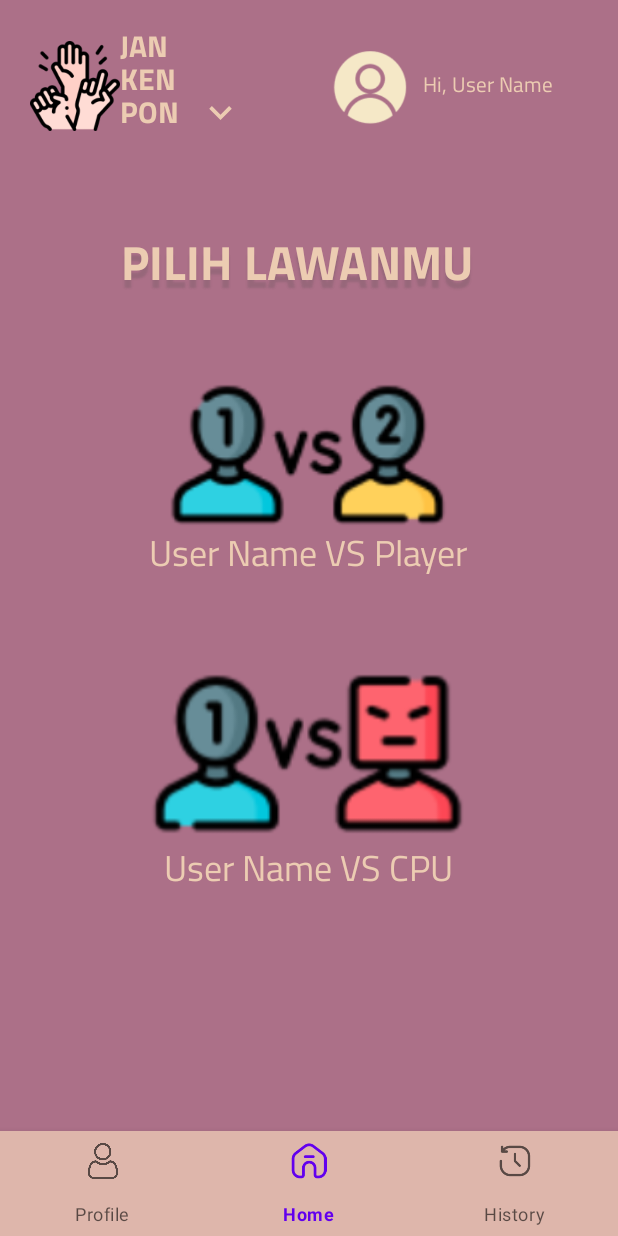
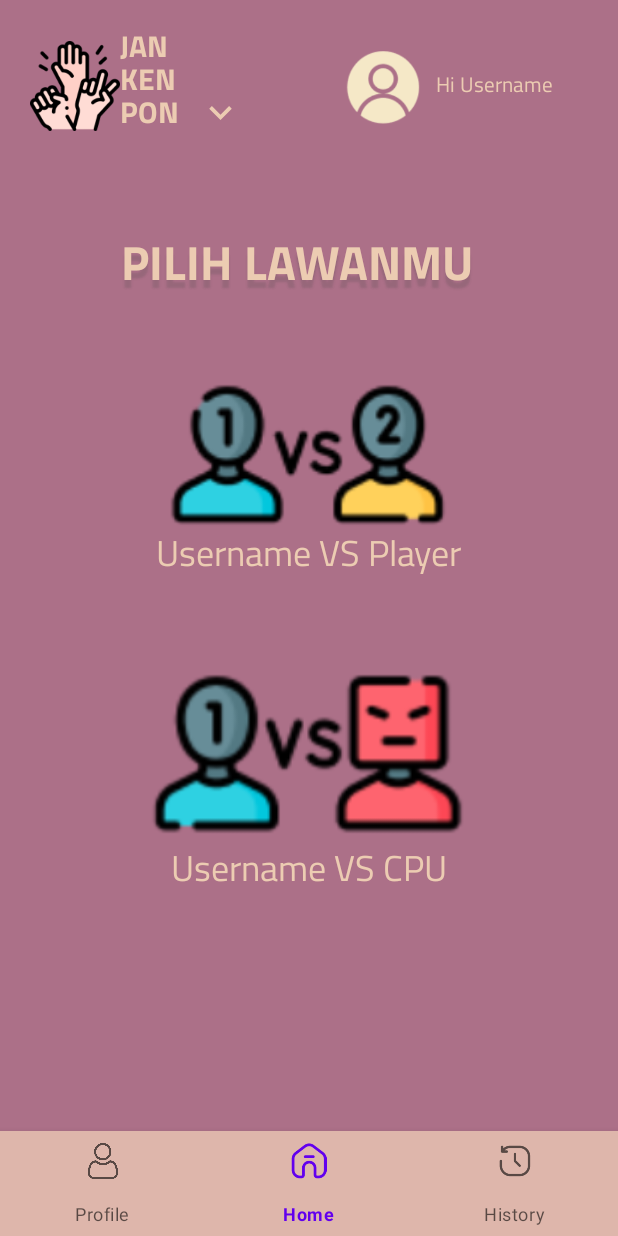
Before and after one commit to SalmanRamadhan/Challenge7, an Android app: the fragment HistoryFragment placed in its activity, item 2 of the bottom bar chosen, on a phone screen of 412 x 824 dp. Run offline under Robolectric (Android 15) with nearby library versions, the phone set to English and light mode, and no system bars; our stand-ins replace Room's generated code; pictures from the network do not load; 4 statements that could not run were skipped.

Commit message:
fixing dan lain-lain

```diff
--- a/app/src/main/java/com/example/challenge7/menu/HistoryFragment.kt
+++ b/app/src/main/java/com/example/challenge7/menu/HistoryFragment.kt
@@ -12,6 +12,7 @@ import androidx.fragment.app.activityViewModels
 import androidx.recyclerview.widget.LinearLayoutManager
 import com.example.challenge7.R
 import com.example.challenge7.databinding.FragmentHistoryBinding
+import com.example.challenge7.helper.SharedPreferences
 import com.example.challenge7.history.adapter.HistoryAdapter
 import com.example.challenge7.history.room.History
 import com.example.challenge7.history.room.HistoryDatabase
@@ -23,12 +24,15 @@ class HistoryFragment : Fragment() {
     private val binding get() = _binding!!
     private val viewModel: HistoryViewModel by activityViewModels()
     private lateinit var database: HistoryDatabase
+    var name = ""
 
 
     override fun onCreate(savedInstanceState: Bundle?) {
         super.onCreate(savedInstanceState)
         database = HistoryDatabase.instance(requireContext())
-        viewModel.getHistories(database.getHistoryDao())
+        val sharedPreferences = SharedPreferences(requireActivity())
+        name = sharedPreferences.getUser()?.username?:"Username"
+        viewModel.getHistories(database.getHistoryDao(),name)
     }
 
     override fun onCreateView(
@@ -89,7 +93,7 @@ class HistoryFragment : Fragment() {
                 binding.tvDelete.setOnClickListener {
                     val checkedItems = historyAdapter.getAllChecked()
                     viewModel.deleteHistories(checkedItems, database.getHistoryDao()) {
-                        viewModel.getHistories(database.getHistoryDao())
+                        viewModel.getHistories(database.getHistoryDao(),name)
                     }
                 }
             }
--- a/app/src/main/java/com/example/challenge7/menu/HistoryViewModel.kt
+++ b/app/src/main/java/com/example/challenge7/menu/HistoryViewModel.kt
@@ -4,6 +4,7 @@ import androidx.lifecycle.LiveData
 import androidx.lifecycle.MutableLiveData
 import androidx.lifecycle.ViewModel
 import androidx.lifecycle.viewModelScope
+import com.example.challenge7.helper.SharedPreferences
 import com.example.challenge7.history.room.History
 import com.example.challenge7.history.room.HistoryDao
 import kotlinx.coroutines.launch
@@ -15,9 +16,9 @@ class HistoryViewModel : ViewModel() {
 
 //    var userName = blablbalba dari sharedpreference
 
-    fun getHistories(historyDao: HistoryDao) {
+    fun getHistories(historyDao: HistoryDao,userName: String) {
         viewModelScope.launch {
-            _histories.postValue(historyDao.getHistories("heri"))
+            _histories.postValue(historyDao.getHistories(userName))
 //            println("pesan -> ${_histories.value?.size}")
         }
     }
--- a/app/src/main/java/com/example/challenge7/menu/HomeFragment.kt
+++ b/app/src/main/java/com/example/challenge7/menu/HomeFragment.kt
@@ -11,6 +11,7 @@ import com.example.challenge7.R
 import com.example.challenge7.databinding.FragmentHomeBinding
 import com.example.challenge7.gameplay.AgainstComActivity
 import com.example.challenge7.gameplay.AgainstPlayerActivity
+import com.example.challenge7.helper.SharedPreferences
 import com.example.challenge7.setting.SettingActivity
 
 
@@ -43,6 +44,11 @@ class HomeFragment : Fragment() {
                 popup.show()
             }
         }
+        val sharedPreferences = SharedPreferences(requireActivity())
+        val name = sharedPreferences.getUser()?.username?:"Username"
+        binding?.tvUserName?.text = "Hi $name"
+        binding?.tvUserNameVsCpu?.text = "$name VS CPU"
+        binding?.tvUserNameVsPlayer?.text = "$name VS Player"
 
         binding?.apply {
             ivPlayerVsCpu.setOnClickListener {
--- a/app/src/main/java/com/example/challenge7/menu/MenuActivity.kt
+++ b/app/src/main/java/com/example/challenge7/menu/MenuActivity.kt
@@ -20,15 +20,14 @@ class MenuActivity : AppCompatActivity() {
         setContentView(binding?.root)
         actionBar?.hide()
 
+        val fragmentTransaction = supportFragmentManager.beginTransaction()
+        fragmentTransaction.replace(R.id.fcvContainer, ProfileFragment())
+        fragmentTransaction.commit()
 
 
         binding?.bnvMenu?.setOnItemSelectedListener {
 
             when (it.itemId) {
-                R.id.menu_1 -> {
-                    replaceFragment(ProfileFragment())
-                    true
-                }
                 R.id.menu_2 -> {
                     replaceFragment(HomeFragment())
                     true
@@ -37,7 +36,10 @@ class MenuActivity : AppCompatActivity() {
                     replaceFragment(HistoryFragment())
                     true
                 }
-                else -> false
+                else -> {
+                    replaceFragment(ProfileFragment())
+                    true
+                }
 
             }
 
```
Also changed, not shown: app/build.gradle (+1 -10 lines), app/src/main/AndroidManifest.xml (+5 -5 lines), app/src/main/java/com/example/challenge7/SplashScreen.kt (+12 -10 lines), app/src/main/java/com/example/challenge7/gameplay/AgainstComActivity.kt (+40 -36 lines), app/src/main/java/com/example/challenge7/gameplay/AgainstPlayerActivity.kt (+23 -13 lines), app/src/main/java/com/example/challenge7/gameplay/dialog/ResultClass.kt (+8 -2 lines), app/src/main/java/com/example/challenge7/setting/SettingActivity.kt (+3 -5 lines).
